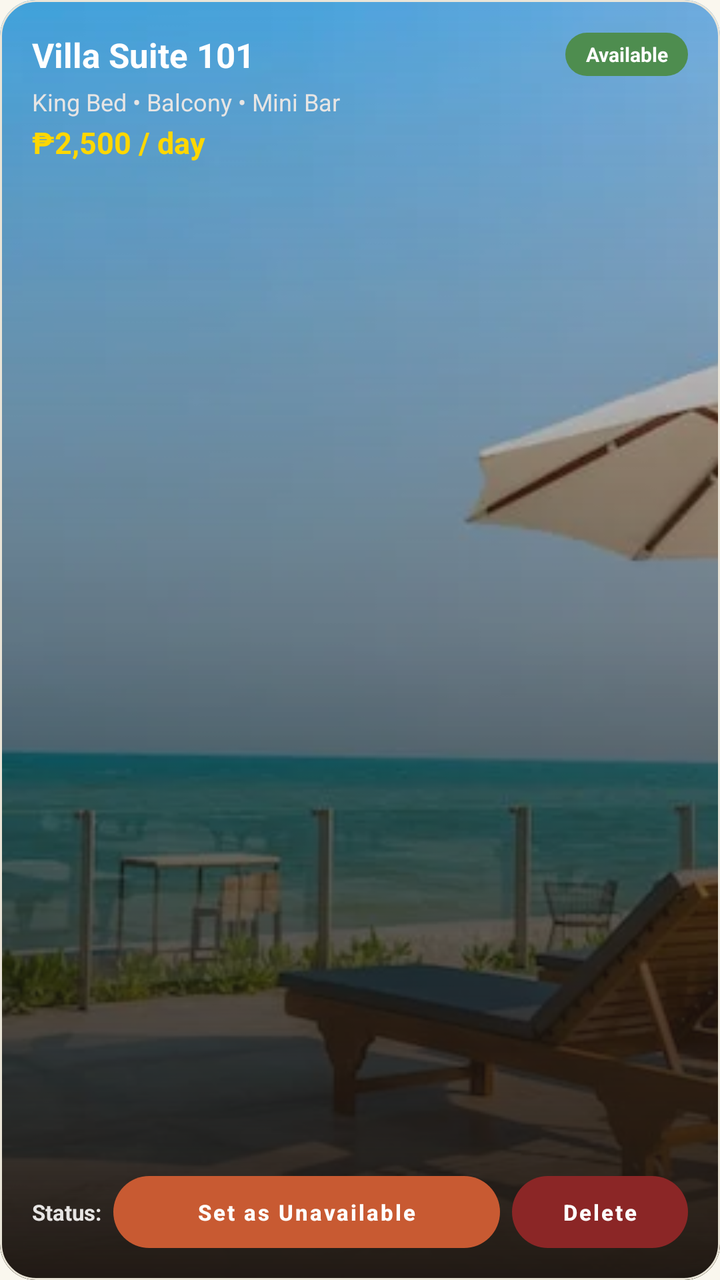
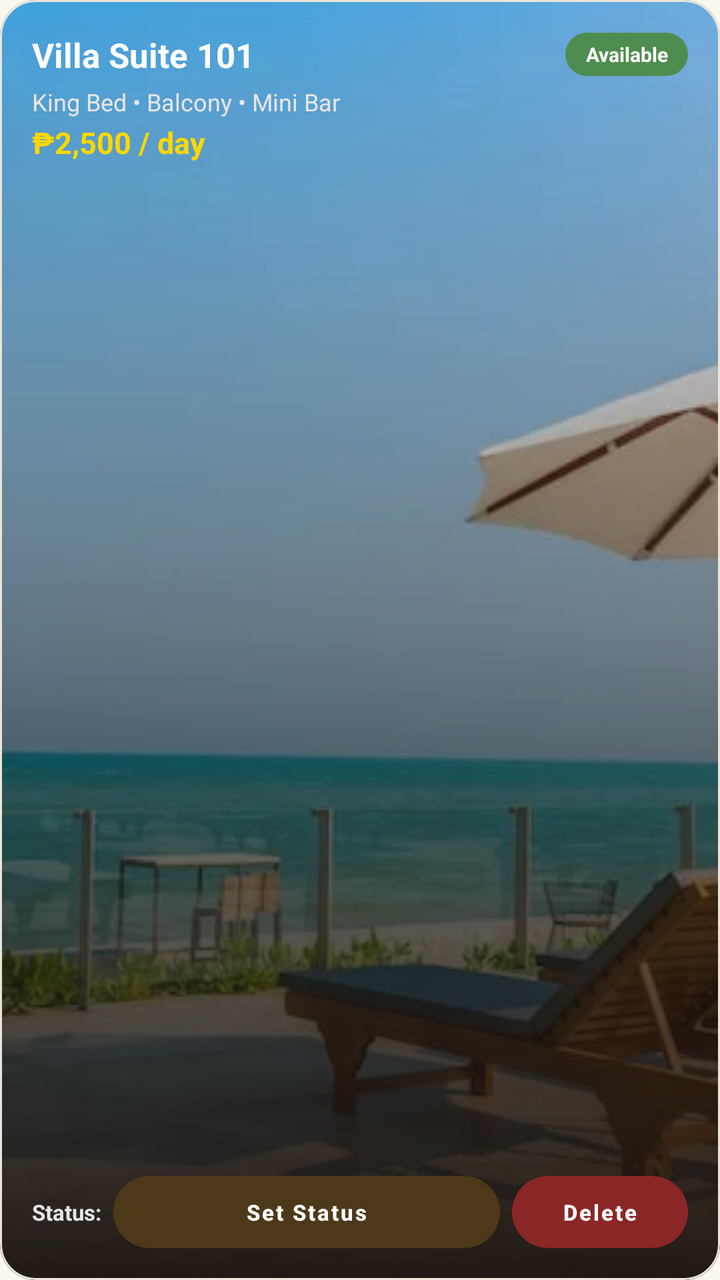

Two renders of the same Android screen: before a commit and after it. Below are the layout's source before the change and the commit's diff.
<!-- AndroidManifest.xml: application theme Theme.CasaVista -->
<!-- res/layout/item_super_admin_room.xml -->
<?xml version="1.0" encoding="utf-8"?>
<com.google.android.material.card.MaterialCardView xmlns:android="http://schemas.android.com/apk/res/android"
    xmlns:app="http://schemas.android.com/apk/res-auto"
    android:layout_width="match_parent"
    android:layout_height="220dp"
    android:layout_marginHorizontal="4dp"
    android:layout_marginVertical="6dp"
    app:cardCornerRadius="18dp"
    app:cardElevation="0dp"
    app:cardMaxElevation="0dp"
    app:strokeColor="@color/border_soft"
    app:strokeWidth="1dp">

    <FrameLayout
        android:layout_width="match_parent"
        android:layout_height="match_parent">

        
        <ImageView
            android:id="@+id/imgRoomThumb"
            android:layout_width="match_parent"
            android:layout_height="match_parent"
            android:scaleType="centerCrop"
            android:src="@drawable/resort_icon_img" />

        
        <View
            android:layout_width="match_parent"
            android:layout_height="match_parent"
            android:background="@drawable/bg_card_gradient_overlay" />

        
        <LinearLayout
            android:layout_width="match_parent"
            android:layout_height="match_parent"
            android:orientation="vertical"
            android:padding="16dp">

            
            <RelativeLayout
                android:layout_width="match_parent"
                android:layout_height="wrap_content">

                <TextView
                    android:id="@+id/tvRoomTitle"
                    android:layout_width="wrap_content"
                    android:layout_height="wrap_content"
                    android:layout_alignParentStart="true"
                    android:layout_centerVertical="true"
                    android:layout_marginEnd="12dp"
                    android:layout_toStartOf="@id/tvRoomStatusBadge"
                    android:ellipsize="end"
                    android:maxLines="1"
                    android:text="Villa Suite 101"
                    android:textColor="#FFFFFF"
                    android:textSize="17sp"
                    android:textStyle="bold" />

                <TextView
                    android:id="@+id/tvRoomStatusBadge"
                    android:layout_width="wrap_content"
                    android:layout_height="wrap_content"
                    android:layout_alignParentEnd="true"
                    android:layout_centerVertical="true"
                    android:background="@drawable/bg_pill_gold"
                    android:backgroundTint="#4E8D4F"
                    android:ellipsize="end"
                    android:gravity="center"
                    android:maxLines="1"
                    android:paddingHorizontal="10dp"
                    android:paddingVertical="4dp"
                    android:text="Available"
                    android:textColor="#FFFFFF"
                    android:textSize="10sp"
                    android:textStyle="bold" />
            </RelativeLayout>

            
            <TextView
                android:id="@+id/tvRoomSubtitle"
                android:layout_width="match_parent"
                android:layout_height="wrap_content"
                android:layout_marginTop="4dp"
                android:ellipsize="end"
                android:maxLines="1"
                android:text="King Bed • Balcony • Mini Bar"
                android:textColor="#E7E5E4"
                android:textSize="12sp" />

            
            <TextView
                android:id="@+id/tvRoomPrice"
                android:layout_width="match_parent"
                android:layout_height="wrap_content"
                android:layout_marginTop="2dp"
                android:text="₱2,500 / day"
                android:textColor="#FFD700"
                android:textSize="15sp"
                android:textStyle="bold" />

            <View
                android:layout_width="match_parent"
                android:layout_height="0dp"
                android:layout_weight="1" />

            
            <LinearLayout
                android:layout_width="match_parent"
                android:layout_height="wrap_content"
                android:layout_marginTop="4dp"
                android:gravity="center_vertical"
                android:orientation="horizontal">

                <TextView
                    android:layout_width="wrap_content"
                    android:layout_height="wrap_content"
                    android:layout_marginEnd="6dp"
                    android:text="Status:"
                    android:textColor="#E7E5E4"
                    android:textSize="11sp"
                    android:textStyle="bold" />

                <com.google.android.material.button.MaterialButton
                    android:id="@+id/btnToggleRoomStatus"
                    style="@style/Widget.MaterialComponents.Button.UnelevatedButton"
                    android:layout_width="0dp"
                    android:layout_height="36dp"
                    android:layout_weight="1"
                    android:insetTop="0dp"
                    android:insetBottom="0dp"
                    android:paddingHorizontal="6dp"
                    android:text="Set as Unavailable"
                    android:textAllCaps="false"
                    android:textColor="#FFFFFF"
                    android:textSize="11sp"
                    android:textStyle="bold"
                    app:backgroundTint="#C85A32"
                    app:cornerRadius="18dp"
                    app:elevation="0dp" />

                <com.google.android.material.button.MaterialButton
                    android:id="@+id/btnDeleteRoom"
                    style="@style/Widget.MaterialComponents.Button.UnelevatedButton"
                    android:layout_width="wrap_content"
                    android:layout_height="36dp"
                    android:layout_marginStart="6dp"
                    android:insetTop="0dp"
                    android:insetBottom="0dp"
                    android:paddingHorizontal="10dp"
                    android:text="Delete"
                    android:textAllCaps="false"
                    android:textColor="#FFFFFF"
                    android:textSize="11sp"
                    android:textStyle="bold"
                    app:backgroundTint="#8B2626"
                    app:cornerRadius="18dp"
                    app:elevation="0dp" />
            </LinearLayout>

        </LinearLayout>
    </FrameLayout>
</com.google.android.material.card.MaterialCardView>
<!-- resources referenced by this layout -->
<resources>
  <color name="border_soft">#EAE5D8</color>
  <!-- drawable bg_card_gradient_overlay (drawable) -->
  <?xml version="1.0" encoding="utf-8"?>
  <shape xmlns:android="http://schemas.android.com/apk/res/android">
      <gradient
          android:angle="270"
          android:startColor="#10000000"
          android:centerColor="#70120D0A"
          android:endColor="#FA1C1510"
          android:type="linear" />
  </shape>
  <!-- drawable bg_pill_gold (drawable) -->
  <?xml version="1.0" encoding="utf-8"?>
  <shape xmlns:android="http://schemas.android.com/apk/res/android"
      android:shape="rectangle">
      <solid android:color="#FFE8B6" />
      <corners android:radius="20dp" />
  </shape>
  <!-- drawable resort_icon_img: webp bitmap (drawable, 31376 bytes) -->
  <style name="Theme.CasaVista" parent="Theme.MaterialComponents.Light.NoActionBar">
          <item name="colorPrimary">@color/button_bg</item>
          <item name="colorPrimaryVariant">@color/primary_dark</item>
          <item name="colorOnPrimary">#FFFFFF</item>
          <item name="android:windowBackground">@color/bg_primary</item>
          <item name="android:statusBarColor">@color/resort_bg</item>
          <item name="android:windowLightStatusBar">true</item>
          <item name="materialButtonStyle">@style/Widget.MaterialComponents.Button.UnelevatedButton</item>
          <item name="materialAlertDialogTheme">@style/MaterialAlertDialogTheme</item>
          <item name="alertDialogTheme">@style/MaterialAlertDialogTheme</item>
      </style>
  <color name="button_bg">#4A3718</color>
  <color name="primary_dark">#4A3718</color>
  <color name="bg_primary">#FAF7EE</color>
  <color name="resort_bg">#FAF7EE</color>
  <style name="MaterialAlertDialogTheme" parent="ThemeOverlay.MaterialComponents.MaterialAlertDialog">
          <item name="shapeAppearanceOverlay">@style/ShapeAppearance.Material3.Corner.Medium</item>
          <item name="colorSurface">@color/card_bg</item>
          <item name="android:background">@color/card_bg</item>
          <item name="colorOnSurface">@color/text_primary</item>
          <item name="colorPrimary">@color/accent_gold</item>
          <item name="colorAccent">@color/accent_gold</item>
      </style>
  <color name="card_bg">#FFFFFF</color>
  <color name="text_primary">#4D391A</color>
  <color name="accent_gold">#E2B743</color>
</resources>

<!-- the commit's change to res/layout/item_super_admin_room.xml (unified diff, before → after) -->
@@ -129,12 +129,12 @@
                     android:insetTop="0dp"
                     android:insetBottom="0dp"
                     android:paddingHorizontal="6dp"
-                    android:text="Set as Unavailable"
+                    android:text="Set Status"
                     android:textAllCaps="false"
                     android:textColor="#FFFFFF"
                     android:textSize="11sp"
                     android:textStyle="bold"
-                    app:backgroundTint="#C85A32"
+                    app:backgroundTint="#4D391A"
                     app:cornerRadius="18dp"
                     app:elevation="0dp" />
 
